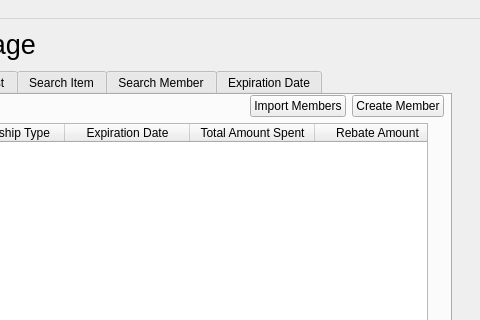
Above: dashboard.ui from danielmulvad/CS1C-Project-2 before the change; both pictures show x 339 to 819 and y 0 to 320 of the 819 by 627 pixel window. Below: the same form after it.
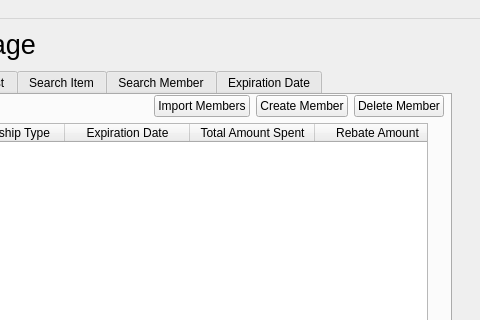
That is the form after the change.

Commit message: complete delete member from table

Diff of the .ui file:
```diff
--- a/dashboard.ui
+++ b/dashboard.ui
@@ -129,6 +129,13 @@
                 </property>
                </widget>
               </item>
+              <item>
+               <widget class="QPushButton" name="button_deleteMember">
+                <property name="text">
+                 <string>Delete Member</string>
+                </property>
+               </widget>
+              </item>
              </layout>
             </item>
             <item>
```
The commit also changes 4 other files.
